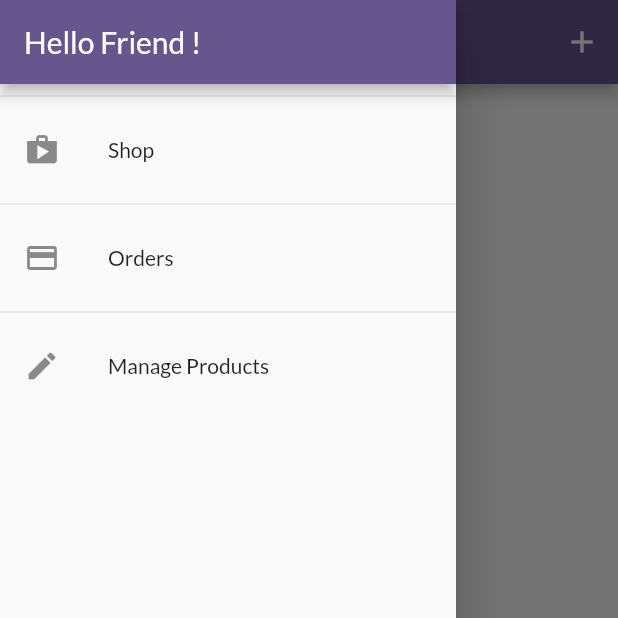
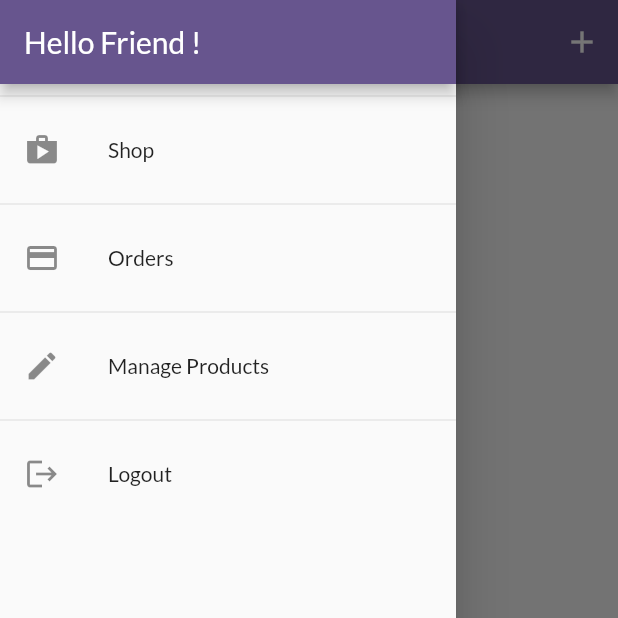
Before and after one commit to Sparsh-R17/Shop-App, a Flutter app: the UserProductScreen screen opened by its route, with the side drawer open, on a phone screen of 412 x 824 dp, the top half of it. Run offline on Flutter 3.47's test engine with Material 2 defaults, Android fonts, the phone set to English and light mode, and no system bars; our stand-ins replace google_fonts, shared_preferences; accounts and stored records are empty; network calls fail.

Commit message:
UserPreferences Added

```diff
--- a/lib/providers/order_provider.dart
+++ b/lib/providers/order_provider.dart
@@ -14,14 +14,14 @@ class Order with ChangeNotifier {
   }
 
   final String authToken;
+  final String userId;
 
-  Order(this.authToken, this._orders);
+  Order(this.authToken, this._orders, this.userId);
 
   Future<void> fetchOrders() async {
     final url = Uri.parse(
-        'https://shop-app-d57ee-default-rtdb.asia-southeast1.firebasedatabase.app/orders.json?auth=$authToken');
+        'https://shop-app-d57ee-default-rtdb.asia-southeast1.firebasedatabase.app/orders/$userId.json?auth=$authToken');
     final response = await http.get(url);
-    print(response.body);
     List<OrderItem> loadedOrders = [];
 
     final extractedData = json.decode(response.body) as Map<String, dynamic>;
@@ -57,7 +57,7 @@ class Order with ChangeNotifier {
 
   Future<void> addOrder(List<CartItem> cartProducts, double total) async {
     final url = Uri.parse(
-        'https://shop-app-d57ee-default-rtdb.asia-southeast1.firebasedatabase.app/orders.json?auth=$authToken');
+        'https://shop-app-d57ee-default-rtdb.asia-southeast1.firebasedatabase.app/orders/$userId.json?auth=$authToken');
     final timeStamp = DateTime.now();
 
     final response = await http.post(url,
--- a/lib/screens/orders_screen.dart
+++ b/lib/screens/orders_screen.dart
@@ -42,7 +42,7 @@ class OrdersScreen extends StatelessWidget {
             if (snapshot.hasError) {
               return const Center(
                 child: Text(
-                  'An Error Occurred',
+                  'No Orders Yet',
                   style: TextStyle(
                     fontWeight: FontWeight.w600,
                   ),
@@ -57,7 +57,8 @@ class OrdersScreen extends StatelessWidget {
                       order: orderData.orders[index],
                     );
                   },
-                      ));
+                ),
+              );
             }
           }
         },
--- a/lib/screens/products_overview_screen.dart
+++ b/lib/screens/products_overview_screen.dart
@@ -33,7 +33,7 @@ class _ProductsOverviewScreenState extends State<ProductsOverviewScreen> {
       _isLoading = true;
     });
     Provider.of<ProductProvider>(context, listen: false)
-        .fetAndSetProducts()
+        .fetchAndSetProducts()
         .then((_) {
       setState(() {
         _isLoading = false;
--- a/lib/screens/user_product_screen.dart
+++ b/lib/screens/user_product_screen.dart
@@ -14,12 +14,12 @@ class UserProductScreen extends StatelessWidget {
 
   Future<void> _refreshProduct(BuildContext context) async {
     await Provider.of<ProductProvider>(context, listen: false)
-        .fetAndSetProducts();
+        .fetchAndSetProducts(true);
   }
 
   @override
   Widget build(BuildContext context) {
-    final productsData = Provider.of<ProductProvider>(context);
+    // final productsData = Provider.of<ProductProvider>(context);
     return Scaffold(
       appBar: AppBar(
         title: const Text('Your Products'),
@@ -33,9 +33,18 @@ class UserProductScreen extends StatelessWidget {
         ],
       ),
       drawer: const CustomDrawer(),
-      body: RefreshIndicator(
+      body: FutureBuilder(
+        future: _refreshProduct(context),
+        builder: (context, snapshot) {
+          if (snapshot.connectionState == ConnectionState.waiting) {
+            return const Center(
+              child: CircularProgressIndicator(),
+            );
+          } else {
+            return RefreshIndicator(
               onRefresh: () => _refreshProduct(context),
-        child: Padding(
+              child: Consumer<ProductProvider>(
+                builder:(ctx,productsData, _) => Padding(
                   padding: const EdgeInsets.all(8),
                   child: ListView.builder(
                     itemCount: productsData.items.length,
@@ -56,4 +65,8 @@ class UserProductScreen extends StatelessWidget {
               ),
             );
           }
+        },
+      ),
+    );
   }
+}
--- a/lib/widgets/custom_drawer.dart
+++ b/lib/widgets/custom_drawer.dart
@@ -1,5 +1,7 @@
 import 'package:flutter/material.dart';
+import 'package:provider/provider.dart';
 
+import '../providers/auth.dart';
 import '../screens/orders_screen.dart';
 import '../screens/user_product_screen.dart';
 
@@ -41,6 +43,15 @@ class CustomDrawer extends StatelessWidget {
                   .pushReplacementNamed(UserProductScreen.routeName);
             },
           ),
+          const Divider(),
+          ListTile(
+            leading: const Icon(Icons.logout),
+            title: const Text('Logout'),
+            onTap: () {
+              Navigator.of(context).pushReplacementNamed('/');
+              Provider.of<Auth>(context, listen: false).logout();
+            },
+          ),
         ],
       ),
     );
--- a/lib/widgets/product_item.dart
+++ b/lib/widgets/product_item.dart
@@ -46,7 +46,10 @@ class ProductItem extends StatelessWidget {
                 color: AppColor.peach,
                 onPressed: () async {
                   try {
-                    await value.toggleFavorite(authData.token!);
+                    await value.toggleFavorite(
+                      authData.token!,
+                      authData.userId,
+                    );
                   } catch (error) {
                     print(error);
                     scaffold.showSnackBar(
--- a/pubspec.yaml
+++ b/pubspec.yaml
@@ -36,6 +36,7 @@ dependencies:
   http: ^0.13.5
   intl: ^0.18.0
   provider: ^6.0.5
+  shared_preferences: ^2.0.18
 
 dev_dependencies:
   flutter_lints: ^2.0.0
```
Also changed, not shown: lib/main.dart (+29 -5 lines), lib/models/product.dart (+6 -6 lines), lib/providers/auth.dart (+63 -1 lines), lib/providers/product_provider.dart (+16 -7 lines), lib/screens/auth_screen.dart (+7 -3 lines), lib/screens/splash_screen.dart (added, +14 -0 lines), pubspec.lock, 1 other file. Lines whose indentation alone changed are shown as unchanged.
